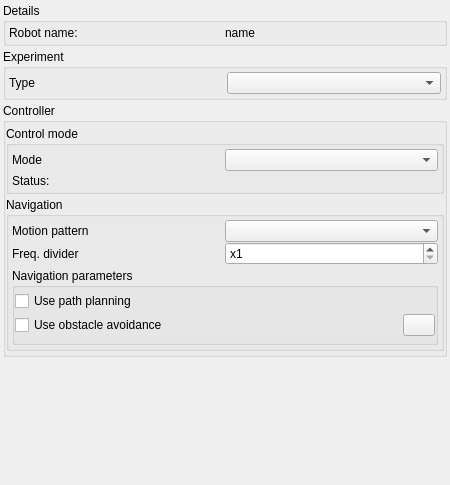
Qt form source/robot-control/gui/RobotControlWidget.ui (assisi/CATS2) before a commit.
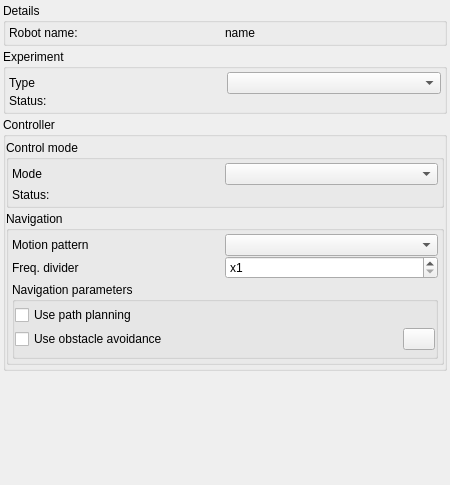
The same form after that commit. Icons and pictures are not drawn.

Commit message: Add a support for the robot experiment status.

Patch:
```diff
--- a/source/robot-control/gui/RobotControlWidget.ui
+++ b/source/robot-control/gui/RobotControlWidget.ui
@@ -101,6 +101,13 @@
       <item row="0" column="1">
        <widget class="QComboBox" name="experimentControllerComboBox"/>
       </item>
+      <item row="1" column="0" colspan="2">
+       <widget class="QLabel" name="experimentStatusLabel">
+        <property name="text">
+         <string>Status:</string>
+        </property>
+       </widget>
+      </item>
      </layout>
     </widget>
    </item>
```
The commit also changes 4 other files.
